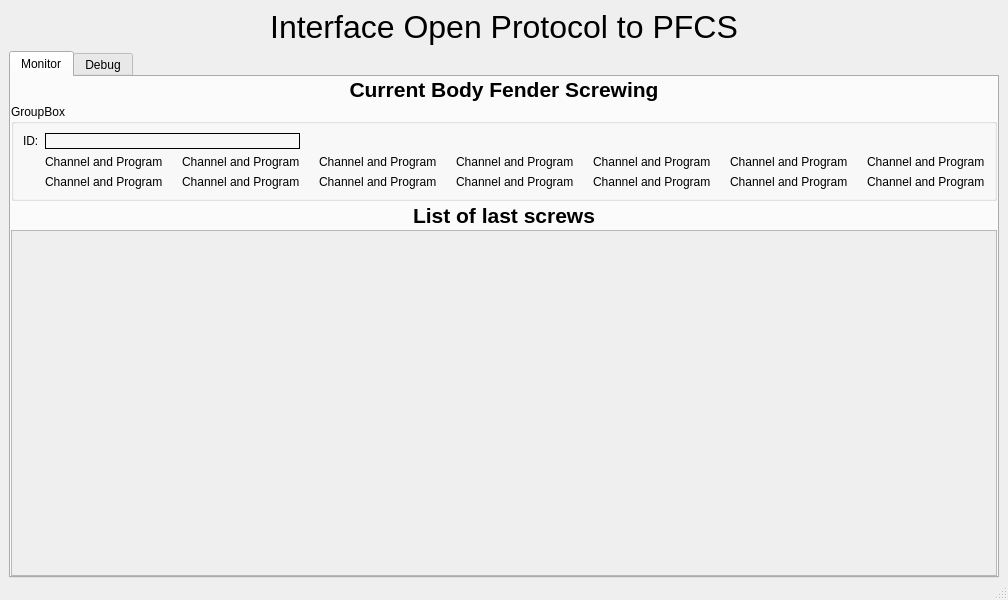
Qt form mainwindow.ui (liprandi/ZCamPfcs) before a commit.
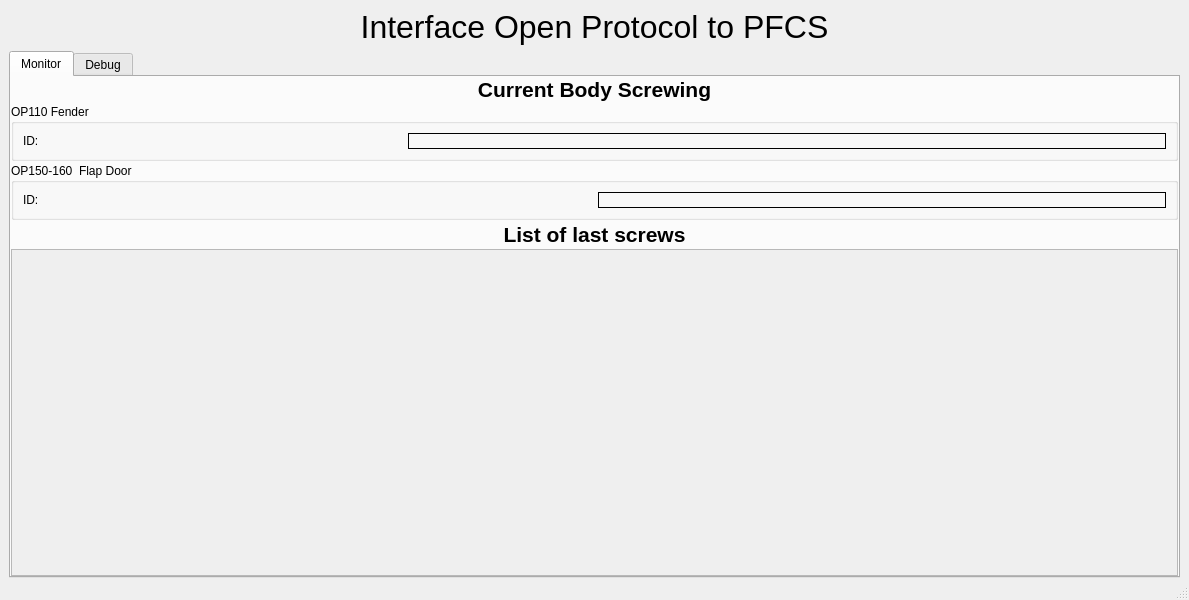
The same form after that commit. Icons and pictures are not drawn.

What changed in the file:
```diff
--- a/mainwindow.ui
+++ b/mainwindow.ui
@@ -6,7 +6,7 @@
    <rect>
     <x>0</x>
     <y>0</y>
-    <width>800</width>
+    <width>1189</width>
     <height>600</height>
    </rect>
   </property>
@@ -49,7 +49,7 @@
        <attribute name="title">
         <string>Monitor</string>
        </attribute>
-       <layout class="QVBoxLayout" name="verticalLayout_4" stretch="0,0,0,0">
+       <layout class="QVBoxLayout" name="verticalLayout_4" stretch="0,0,0,0,0">
         <property name="spacing">
          <number>2</number>
         </property>
@@ -74,7 +74,7 @@
            </font>
           </property>
           <property name="text">
-           <string>Current Body Fender Screwing</string>
+           <string>Current Body Screwing</string>
           </property>
           <property name="alignment">
            <set>Qt::AlignCenter</set>
@@ -84,113 +84,12 @@
         <item>
          <widget class="QGroupBox" name="groupBox">
           <property name="title">
-           <string>GroupBox</string>
+           <string>OP110 Fender</string>
           </property>
-          <layout class="QGridLayout" name="gridLayout" columnstretch="0,0,0,0,0,0,0,0,0,0,0,0,0,0">
-           <item row="1" column="5">
-            <widget class="QLabel" name="label_10">
-             <property name="text">
-              <string>Channel and Program</string>
-             </property>
-            </widget>
-           </item>
-           <item row="1" column="2">
-            <widget class="QLabel" name="label_7">
-             <property name="pixmap">
-              <pixmap resource="zcampfcs.qrc">:/icon/ok.png</pixmap>
-             </property>
-             <property name="scaledContents">
-              <bool>false</bool>
-             </property>
-             <property name="alignment">
-              <set>Qt::AlignCenter</set>
-             </property>
-            </widget>
-           </item>
-           <item row="1" column="12">
-            <widget class="QLabel" name="label_17">
-             <property name="pixmap">
-              <pixmap resource="zcampfcs.qrc">:/icon/ok.png</pixmap>
-             </property>
-             <property name="scaledContents">
-              <bool>false</bool>
-             </property>
-             <property name="alignment">
-              <set>Qt::AlignCenter</set>
-             </property>
-            </widget>
-           </item>
-           <item row="1" column="9">
-            <widget class="QLabel" name="label_14">
-             <property name="text">
-              <string>Channel and Program</string>
-             </property>
-            </widget>
-           </item>
-           <item row="1" column="13">
-            <widget class="QLabel" name="label_18">
-             <property name="text">
-              <string>Channel and Program</string>
-             </property>
-            </widget>
-           </item>
-           <item row="1" column="7">
-            <widget class="QLabel" name="label_12">
-             <property name="text">
-              <string>Channel and Program</string>
-             </property>
-            </widget>
-           </item>
-           <item row="0" column="1" colspan="3">
-            <widget class="QLabel" name="lblCis">
-             <property name="frameShape">
-              <enum>QFrame::Box</enum>
-             </property>
-             <property name="text">
-              <string/>
-             </property>
-            </widget>
-           </item>
-           <item row="1" column="6">
-            <widget class="QLabel" name="label_11">
-             <property name="pixmap">
-              <pixmap resource="zcampfcs.qrc">:/icon/ok.png</pixmap>
-             </property>
-             <property name="scaledContents">
-              <bool>false</bool>
-             </property>
-             <property name="alignment">
-              <set>Qt::AlignCenter</set>
-             </property>
-            </widget>
-           </item>
-           <item row="1" column="3">
-            <widget class="QLabel" name="label_8">
-             <property name="text">
-              <string>Channel and Program</string>
-             </property>
-            </widget>
-           </item>
-           <item row="1" column="8">
-            <widget class="QLabel" name="label_13">
-             <property name="pixmap">
-              <pixmap resource="zcampfcs.qrc">:/icon/ok.png</pixmap>
-             </property>
-             <property name="scaledContents">
-              <bool>false</bool>
-             </property>
-             <property name="alignment">
-              <set>Qt::AlignCenter</set>
-             </property>
-            </widget>
-           </item>
-           <item row="1" column="11">
-            <widget class="QLabel" name="label_16">
-             <property name="text">
-              <string>Channel and Program</string>
-             </property>
-            </widget>
-           </item>
+          <property name="flat">
+           <bool>false</bool>
+          </property>
+          <layout class="QGridLayout" name="gridLayout" columnstretch="0,0,0">
            <item row="0" column="0">
             <widget class="QLabel" name="label_4">
              <property name="text">
@@ -198,189 +97,39 @@
              </property>
             </widget>
            </item>
-           <item row="1" column="1">
+           <item row="0" column="1" colspan="2">
+            <widget class="QLabel" name="lblCis110">
+             <property name="frameShape">
+              <enum>QFrame::Box</enum>
+             </property>
+             <property name="text">
+              <string/>
+             </property>
+            </widget>
+           </item>
+          </layout>
+         </widget>
+        </item>
+        <item>
+         <widget class="QGroupBox" name="groupBox150">
+          <property name="title">
+           <string>OP150-160  Flap Door</string>
+          </property>
+          <layout class="QGridLayout" name="gridLayout_2">
+           <item row="0" column="0">
             <widget class="QLabel" name="label_5">
              <property name="text">
-              <string>Channel and Program</string>
+              <string>ID:</string>
              </property>
             </widget>
            </item>
-           <item row="1" column="0">
-            <widget class="QLabel" name="label_6">
-             <property name="pixmap">
-              <pixmap resource="zcampfcs.qrc">:/icon/ok.png</pixmap>
+           <item row="0" column="1">
+            <widget class="QLabel" name="lblCis150">
+             <property name="frameShape">
+              <enum>QFrame::Box</enum>
              </property>
-             <property name="scaledContents">
-              <bool>false</bool>
-             </property>
-             <property name="alignment">
-              <set>Qt::AlignCenter</set>
-             </property>
-            </widget>
-           </item>
-           <item row="1" column="4">
-            <widget class="QLabel" name="label_9">
-             <property name="pixmap">
-              <pixmap resource="zcampfcs.qrc">:/icon/ok.png</pixmap>
-             </property>
-             <property name="scaledContents">
-              <bool>false</bool>
-             </property>
-             <property name="alignment">
-              <set>Qt::AlignCenter</set>
-             </property>
-            </widget>
-           </item>
-           <item row="1" column="10">
-            <widget class="QLabel" name="label_15">
-             <property name="pixmap">
-              <pixmap resource="zcampfcs.qrc">:/icon/ok.png</pixmap>
-             </property>
-             <property name="scaledContents">
-              <bool>false</bool>
-             </property>
-             <property name="alignment">
-              <set>Qt::AlignCenter</set>
-             </property>
-            </widget>
-           </item>
-           <item row="2" column="0">
-            <widget class="QLabel" name="label_19">
-             <property name="pixmap">
-              <pixmap resource="zcampfcs.qrc">:/icon/ok.png</pixmap>
-             </property>
-             <property name="scaledContents">
-              <bool>false</bool>
-             </property>
-             <property name="alignment">
-              <set>Qt::AlignCenter</set>
-             </property>
-            </widget>
-           </item>
-           <item row="2" column="1">
-            <widget class="QLabel" name="label_20">
              <property name="text">
-              <string>Channel and Program</string>
-             </property>
-            </widget>
-           </item>
-           <item row="2" column="2">
-            <widget class="QLabel" name="label_21">
-             <property name="pixmap">
-              <pixmap resource="zcampfcs.qrc">:/icon/ok.png</pixmap>
-             </property>
-             <property name="scaledContents">
-              <bool>false</bool>
-             </property>
-             <property name="alignment">
-              <set>Qt::AlignCenter</set>
-             </property>
-            </widget>
-           </item>
-           <item row="2" column="3">
-            <widget class="QLabel" name="label_22">
-             <property name="text">
-              <string>Channel and Program</string>
-             </property>
-            </widget>
-           </item>
-           <item row="2" column="4">
-            <widget class="QLabel" name="label_23">
-             <property name="pixmap">
-              <pixmap resource="zcampfcs.qrc">:/icon/ok.png</pixmap>
-             </property>
-             <property name="scaledContents">
-              <bool>false</bool>
-             </property>
-             <property name="alignment">
-              <set>Qt::AlignCenter</set>
-             </property>
-            </widget>
-           </item>
-           <item row="2" column="5">
-            <widget class="QLabel" name="label_24">
-             <property name="text">
-              <string>Channel and Program</string>
-             </property>
-            </widget>
-           </item>
-           <item row="2" column="6">
-            <widget class="QLabel" name="label_25">
-             <property name="pixmap">
-              <pixmap resource="zcampfcs.qrc">:/icon/ok.png</pixmap>
-             </property>
-             <property name="scaledContents">
-              <bool>false</bool>
-             </property>
-             <property name="alignment">
-              <set>Qt::AlignCenter</set>
-             </property>
-            </widget>
-           </item>
-           <item row="2" column="7">
-            <widget class="QLabel" name="label_26">
-             <property name="text">
-              <string>Channel and Program</string>
-             </property>
-            </widget>
-           </item>
-           <item row="2" column="8">
-            <widget class="QLabel" name="label_27">
-             <property name="pixmap">
-              <pixmap resource="zcampfcs.qrc">:/icon/ok.png</pixmap>
-             </property>
-             <property name="scaledContents">
-              <bool>false</bool>
-             </property>
-             <property name="alignment">
-              <set>Qt::AlignCenter</set>
-             </property>
-            </widget>
-           </item>
-           <item row="2" column="9">
-            <widget class="QLabel" name="label_28">
-             <property name="text">
-              <string>Channel and Program</string>
-             </property>
-            </widget>
-           </item>
-           <item row="2" column="10">
-            <widget class="QLabel" name="label_29">
-             <property name="pixmap">
-              <pixmap resource="zcampfcs.qrc">:/icon/ok.png</pixmap>
-             </property>
-             <property name="scaledContents">
-              <bool>false</bool>
-             </property>
-             <property name="alignment">
-              <set>Qt::AlignCenter</set>
-             </property>
-            </widget>
-           </item>
-           <item row="2" column="11">
-            <widget class="QLabel" name="label_30">
-             <property name="text">
-              <string>Channel and Program</string>
-             </property>
-            </widget>
-           </item>
-           <item row="2" column="12">
-            <widget class="QLabel" name="label_31">
-             <property name="pixmap">
-              <pixmap resource="zcampfcs.qrc">:/icon/ok.png</pixmap>
-             </property>
-             <property name="scaledContents">
-              <bool>false</bool>
-             </property>
-             <property name="alignment">
-              <set>Qt::AlignCenter</set>
-             </property>
-            </widget>
-           </item>
-           <item row="2" column="13">
-            <widget class="QLabel" name="label_32">
-             <property name="text">
-              <string>Channel and Program</string>
+              <string/>
              </property>
             </widget>
            </item>
@@ -413,8 +162,8 @@
             <rect>
              <x>0</x>
              <y>0</y>
-             <width>774</width>
-             <height>274</height>
+             <width>1163</width>
+             <height>266</height>
             </rect>
            </property>
            <layout class="QVBoxLayout" name="verticalLayout_3">
```
Left out of the diff: 10 changed lines with no effect on the pictures.
